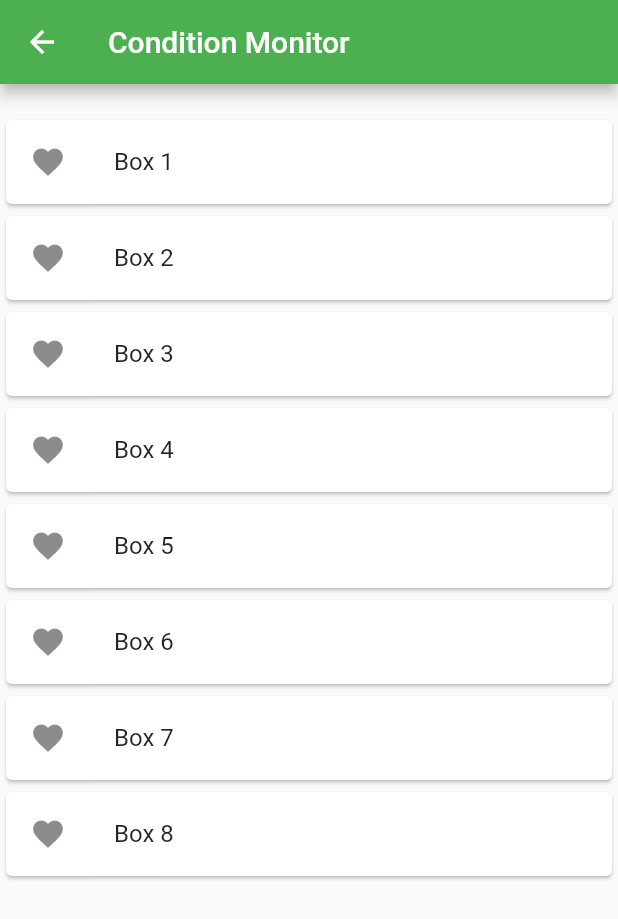
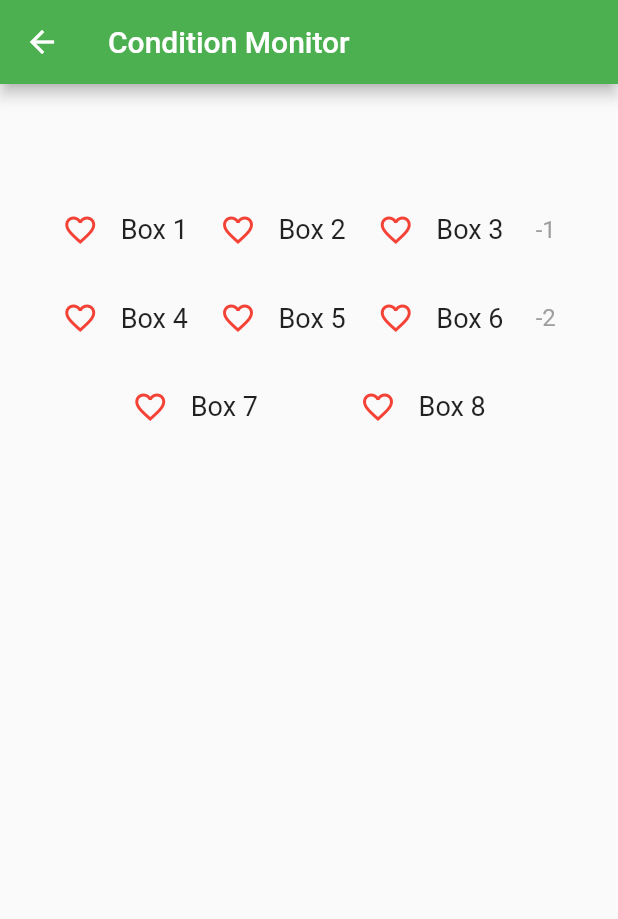
Before and after one commit to Celeo/cyberdeck-helper, a Flutter app: the screen it shows after launch, after a tap on the "favorite outline" icon, on a phone screen of 412 x 824 dp. Shown: the top 919 px of the screen. Run offline on Flutter 3.47's test engine with Material 2 defaults, Android fonts, the phone set to English and light mode, and no system bars; our stand-ins replace shared_preferences.

Commit message:
Better condition monitor

```diff
--- a/lib/views/condition_monitor.dart
+++ b/lib/views/condition_monitor.dart
@@ -6,18 +6,54 @@ class _ViewConditionMonitorState extends State<ViewConditionMonitor> {
 
   _ViewConditionMonitorState({@required this.config});
 
-  Widget _button(int index) => Card(
-        child: ListTile(
-          leading: Icon(config.conditionMonitor <= index
-              ? Icons.favorite
-              : Icons.favorite_border),
-          title: Text('Box $index'),
-          onTap: () {
-            setState(() {
-              config.conditionMonitor = index;
-            });
-          },
+  Widget _row(int maxBoxes, int start) {
+    List<Widget> boxes = [_button(maxBoxes, start)];
+    if (start + 1 <= maxBoxes) {
+      boxes.add(_button(maxBoxes, start + 1));
+    }
+    if (start + 2 <= maxBoxes) {
+      boxes.add(_button(maxBoxes, start + 2));
+    }
+    if (boxes.length == 3) {
+      boxes.add(
+        Text(
+          ((start / 3 * -1).ceil() - 1).toString(),
+          style: TextStyle(fontSize: 16.0, color: Colors.grey),
         ),
+      );
+    }
+    return Padding(
+      padding: EdgeInsets.only(top: 35.0),
+      child: Row(
+        mainAxisAlignment: MainAxisAlignment.spaceEvenly,
+        children: boxes,
+      ),
+    );
+  }
+
+  Widget _button(int maxBoxes, int index) => InkWell(
+        child: Row(
+          children: <Widget>[
+            Icon(
+              config.conditionMonitor > index
+                  ? Icons.favorite
+                  : Icons.favorite_border,
+              color: Colors.red,
+            ),
+            Padding(
+              padding: EdgeInsets.only(left: 15.0),
+              child: Text(
+                'Box $index',
+                style: TextStyle(fontSize: 18.0),
+              ),
+            ),
+          ],
+        ),
+        onTap: () {
+          setState(() {
+            config.conditionMonitor = index + 1;
+          });
+        },
       );
 
   @override
@@ -26,19 +62,23 @@ class _ViewConditionMonitorState extends State<ViewConditionMonitor> {
         ? int.parse(config.deck.split(':')[0].split(' ')[1])
         : 0;
     final maxBoxes = (rating / 2).ceil() + 8;
+    debugPrint('Max boxes is $maxBoxes; that is ${(maxBoxes / 3).ceil()} rows');
     return Scaffold(
       appBar: AppBar(
         title: Text('Condition Monitor'),
         backgroundColor: Colors.green,
       ),
       body: Padding(
-        padding: EdgeInsets.only(top: 20.0),
-        child: Center(
-          child: ListView(
-            children: new List<int>.generate(maxBoxes, (i) => i + 1)
-                .map((i) => _button(i))
-                .toList(),
-          ),
+        padding: EdgeInsets.only(top: 50.0, right: 20.0, left: 20.0),
+        child: Column(
+          /*
+            Need a number of rows equal to (maxBoxes / 3).ceil()
+            Each row has up to 3 boxes, capping out at maxBoxes
+            Each row needs to start at i, and go to i + 3, which is where the next row starts
+          */
+          children: new List<int>.generate((maxBoxes / 3).ceil(), (i) => i)
+              .map((i) => _row(maxBoxes, i * 3 + 1))
+              .toList(),
         ),
       ),
     );
```
